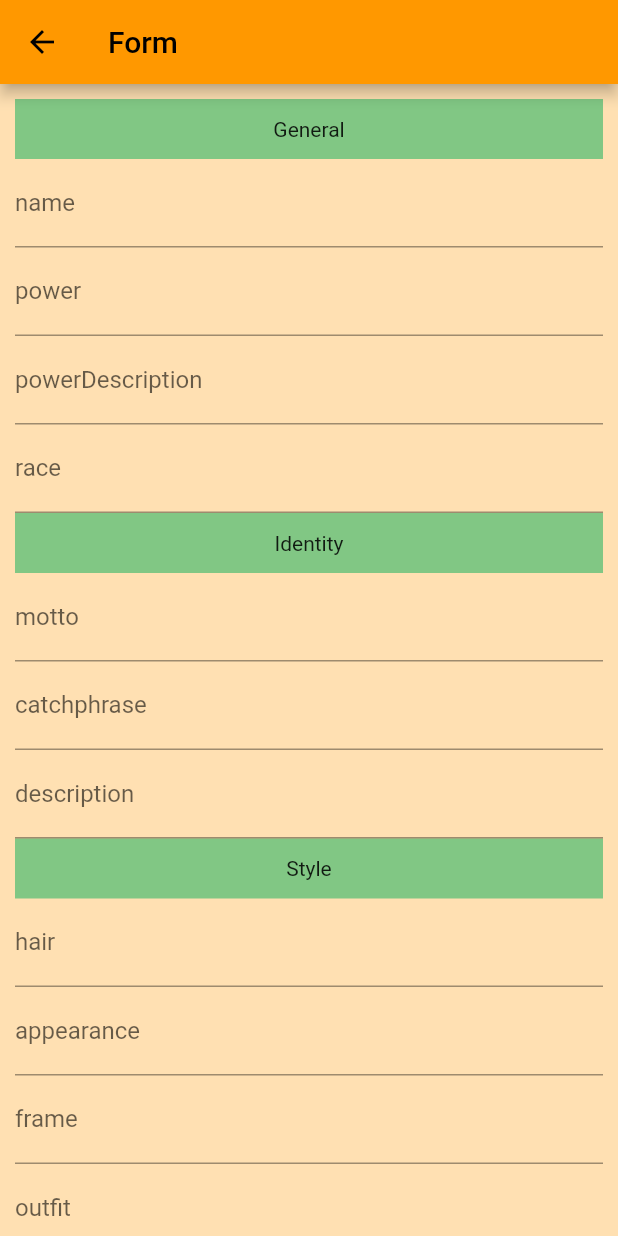
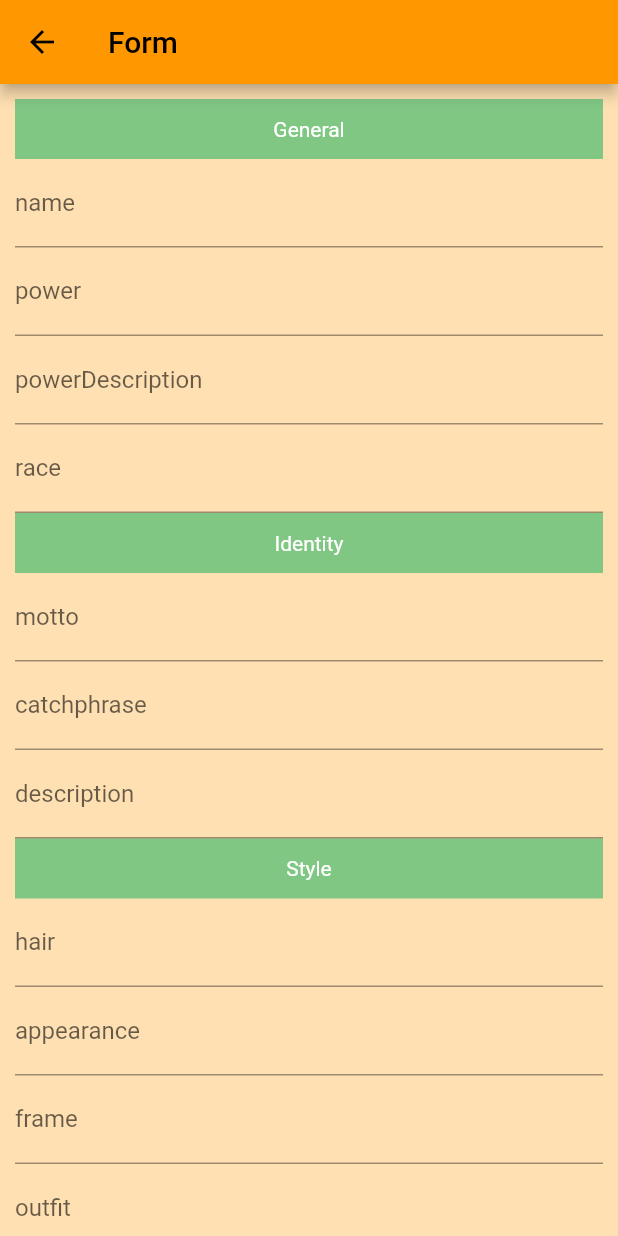
Before and after one commit to Russellleung/CharaCrea, a Flutter app: the CharacterListPage screen opened directly, after a tap on the "add" icon, on a phone screen of 412 x 824 dp. Run offline on Flutter 3.47's test engine with Material 2 defaults, Android fonts, the phone set to English and light mode, and no system bars; drawn by our look-alikes of flutter_form_builder; our stand-ins replace cloud_firestore, dotted_border, firebase_auth, firebase_core, firebase_storage, fluttertoast and 6 more; missing offline and left inert: bottom_drawer, dart:ffi, form_builder_image_picker, image_downloader, ui_helper, uri_to_file; accounts and stored records are empty; statements that could not run were skipped.

Commit message:
Update Formbuilder.dart

```diff
--- a/lib/widgets/Formbuilder.dart
+++ b/lib/widgets/Formbuilder.dart
@@ -51,7 +51,13 @@ class _Formbuilder extends State<Formbuilder> {
       delegate: SliverAppBarDelegate(
         minHeight: 20.0,
         maxHeight: 40.0,
-        child: Container(color: AppThemes.buttonColor, child: Center(child: Text(headerText))),
+        child: Container(
+            color: AppThemes.buttonColor,
+            child: Center(
+                child: Text(
+              headerText,
+              style: TextStyle(color: Colors.white),
+            ))),
       ),
     );
   }
```
